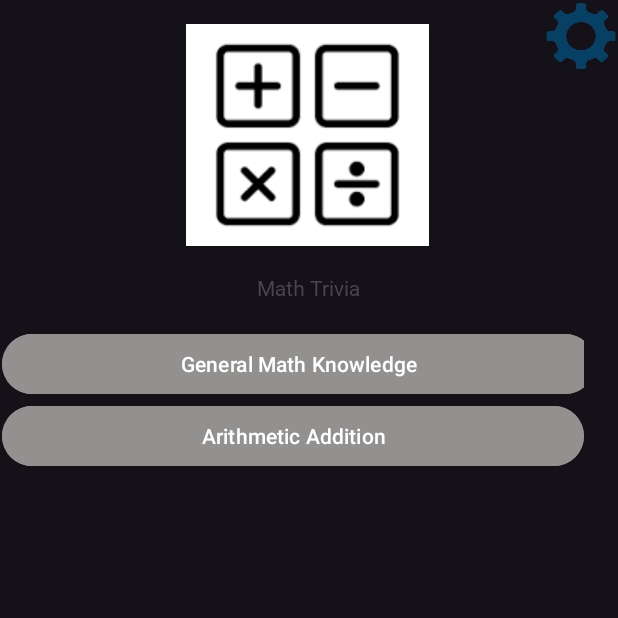
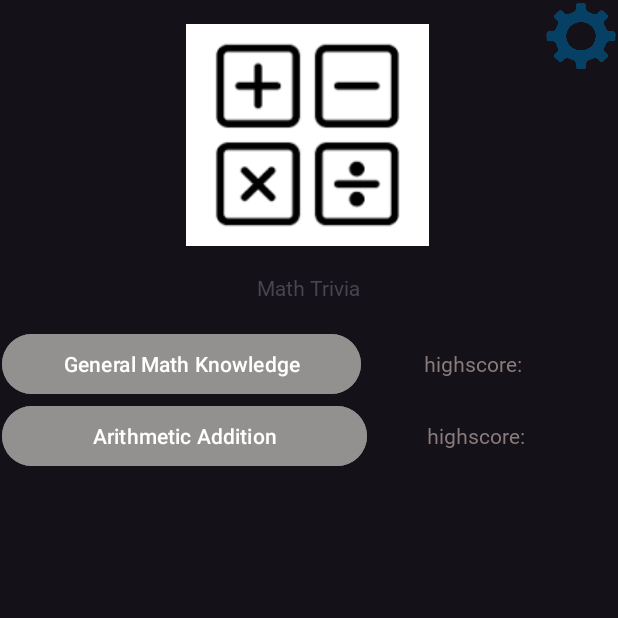
Before and after one commit to MrOpoku1/Math_Quiz, an Android app: the MainActivity screen opened directly, with no data from a screen before it, after a tap on "menu", on a phone screen of 412 x 824 dp, the top half of it. Run offline under Robolectric (Android 15) with nearby library versions, the phone set to English and light mode, and no system bars.

Commit message:
Starte dto work on saving highscore locally to device

```diff
--- a/app/src/main/java/com/example/mathquiztrivia/MainActivity.java
+++ b/app/src/main/java/com/example/mathquiztrivia/MainActivity.java
@@ -1,4 +1,5 @@
 package com.example.mathquiztrivia;
+import android.content.Context;
 import android.content.Intent;
 import android.graphics.drawable.Drawable;
 import android.media.MediaPlayer;
@@ -26,7 +27,8 @@ public class MainActivity extends AppCompatActivity {
     CountDownTimer timer;
     int questionNum = 0;
     int numCorrect = 0;
-
+    SharedPreferences  score;
+    SharedPreferences.Editor highscore;
     Question[] questions;
 
     @Override
@@ -46,6 +48,11 @@ public class MainActivity extends AppCompatActivity {
         circle = (ImageView) findViewById(R.id.imageView2);
         Return.setVisibility(View.INVISIBLE);
         MediaPlayer wrong = MediaPlayer.create(MainActivity.this, R.raw.wrong);
+
+        score=getSharedPreferences("highScores", Context.MODE_PRIVATE);
+        highscore = score.edit();
+        highscore.putInt("score", numCorrect);
+
 
         q1q1 = getDrawable(R.drawable.q1q1);
         q1q2 = getDrawable(R.drawable.q1q2);
@@ -170,6 +177,9 @@ public class MainActivity extends AppCompatActivity {
 
 
     }
+    public void checkHighScore{
+        if(numCorrect>)
+    }
 
     private void startTime() {
         timer = new CountDownTimer(16000, 1000) {
--- a/app/src/main/res/layout/main_menu_activity.xml
+++ b/app/src/main/res/layout/main_menu_activity.xml
@@ -28,19 +28,52 @@
             android:layout_height="wrap_content"
             android:orientation="vertical">
 
-            <Button
-                android:id="@+id/Q1"
-                android:layout_width="395dp"
-                android:layout_height="wrap_content"
-                android:text="@string/Q1_title"
-                android:backgroundTint="#939090"/>
+            <LinearLayout
+                android:layout_width="match_parent"
+                android:layout_height="match_parent"
+                android:orientation="horizontal">
 
-            <Button
-                android:id="@+id/Q2"
+                <Button
+                    android:id="@+id/Q1"
+                    android:layout_width="239dp"
+                    android:layout_height="wrap_content"
+                    android:backgroundTint="#939090"
+                    android:text="@string/Q1_title" />
+
+                <TextView
+                    android:id="@+id/Q1_HS"
+                    android:layout_width="wrap_content"
+                    android:layout_height="wrap_content"
+                    android:layout_weight="1"
+                    android:fontFamily="@font/mathfont"
+                    android:gravity="center"
+                    android:text="highscore:"
+                    android:textColor="#8A7B7B"
+                    android:typeface="normal" />
+            </LinearLayout>
+
+            <LinearLayout
                 android:layout_width="match_parent"
-                android:layout_height="wrap_content"
-                android:text="@string/Q2"
-                android:backgroundTint="#939090"/>
+                android:layout_height="match_parent"
+                android:orientation="horizontal">
+
+                <Button
+                    android:id="@+id/Q2"
+                    android:layout_width="243dp"
+                    android:layout_height="wrap_content"
+                    android:backgroundTint="#939090"
+                    android:text="@string/Q2" />
+
+                <TextView
+                    android:id="@+id/Q2_HS"
+                    android:layout_width="wrap_content"
+                    android:layout_height="wrap_content"
+                    android:layout_weight="1"
+                    android:fontFamily="@font/mathfont"
+                    android:gravity="center"
+                    android:text="highscore:"
+                    android:textColor="#8A7B7B" />
+            </LinearLayout>
 
         </LinearLayout>
     </ScrollView>
```
